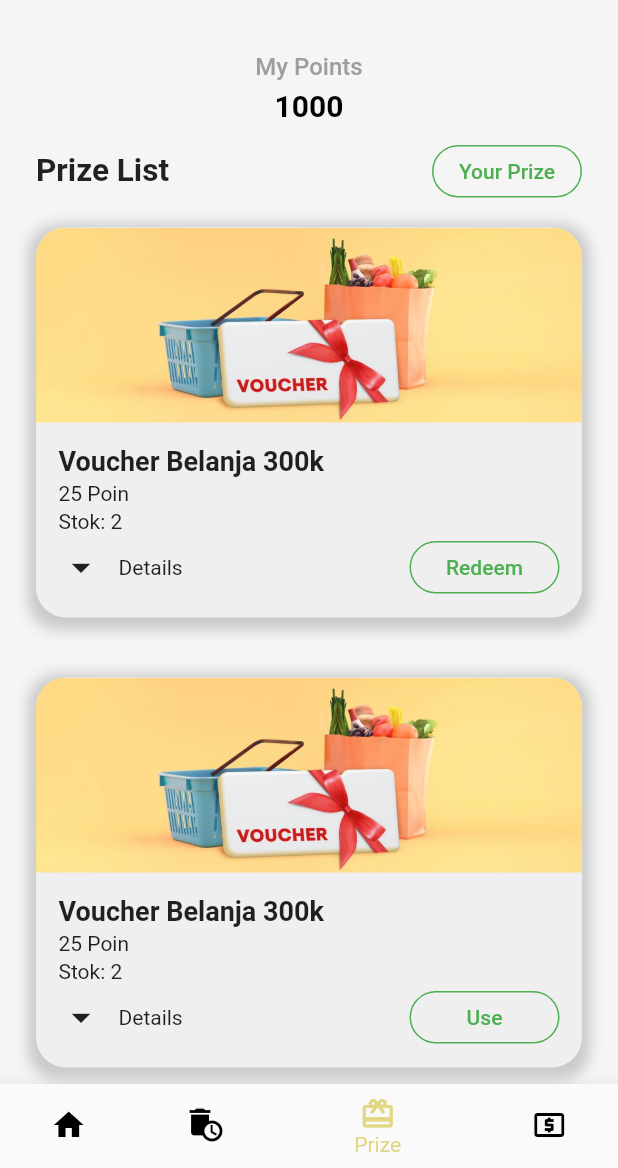
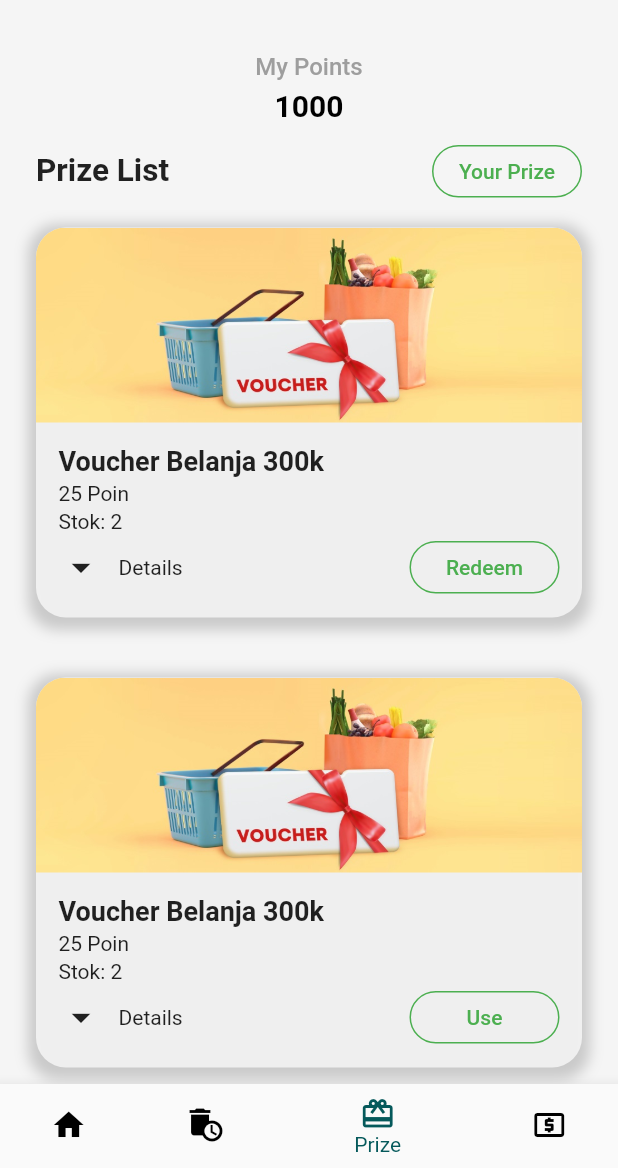
Before and after one commit to iyoubee/Trashsure-Flutter, a Flutter app: the UserPage screen opened by its route, item 3 of the bottom bar chosen, on a phone screen of 412 x 824 dp, the part 68-1236 px from its top. Run offline on Flutter 3.47's test engine with Material 2 defaults, Android fonts, the phone set to English and light mode, and no system bars; our stand-ins replace another_flushbar, shared_preferences; accounts and stored records are empty.

Commit message:
change selected tab

```diff
--- a/lib/pages/UserPage.dart
+++ b/lib/pages/UserPage.dart
@@ -110,7 +110,7 @@ class _UserPageState extends State<UserPage> {
           ],
           currentIndex: _selectedIndex,
           unselectedItemColor: Colors.black,
-          selectedItemColor: const Color.fromARGB(255, 226, 215, 132),
+          selectedItemColor: const Color.fromARGB(255, 5, 89, 91),
           onTap: _onItemTapped,
         ),
       ),
```
